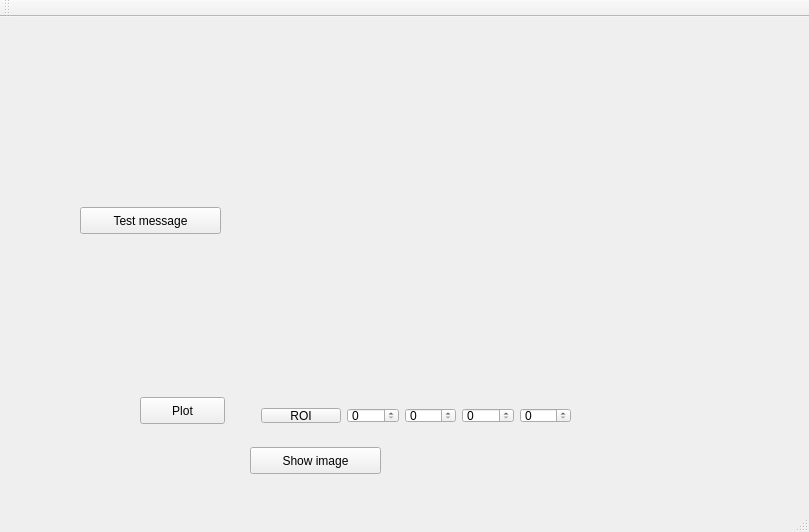
This is qt/WidgetTests/mainwindow.ui in neutronimaging/imagingsuite as Qt 5 draws it before an edit. The edited form follows.
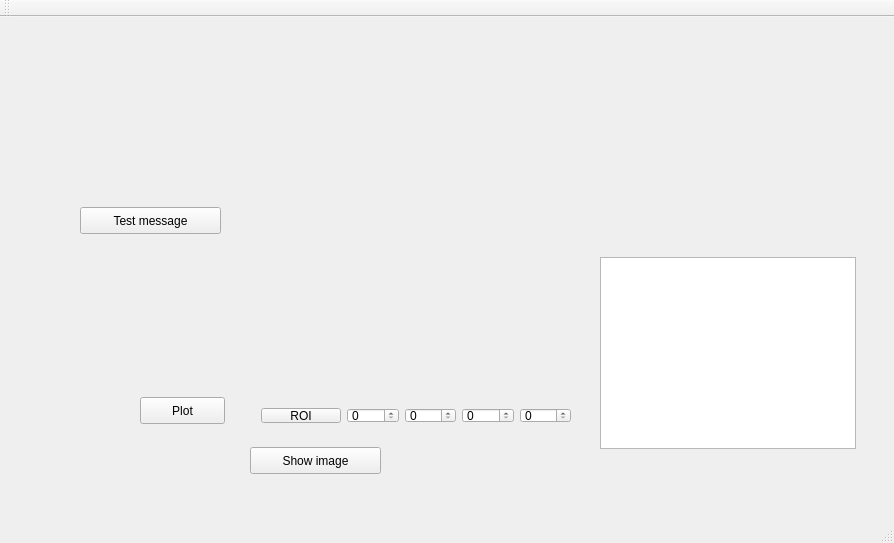
This is the edited form. Custom widgets are drawn as their Qt base class.

Commit message: The list widget is taking shape

```diff
--- a/qt/WidgetTests/mainwindow.ui
+++ b/qt/WidgetTests/mainwindow.ui
@@ -6,8 +6,8 @@
    <rect>
     <x>0</x>
     <y>0</y>
-    <width>809</width>
-    <height>532</height>
+    <width>894</width>
+    <height>543</height>
    </rect>
   </property>
   <property name="windowTitle">
@@ -124,6 +124,16 @@
      </rect>
     </property>
    </widget>
+   <widget class="QListWidget" name="myListWidget">
+    <property name="geometry">
+     <rect>
+      <x>600</x>
+      <y>240</y>
+      <width>256</width>
+      <height>192</height>
+     </rect>
+    </property>
+   </widget>
   </widget>
   <widget class="QMenuBar" name="menuBar">
    <property name="geometry">
```
Left out of the diff: 4 changed lines with no effect on the pictures. The commit also changes 5 other files.
